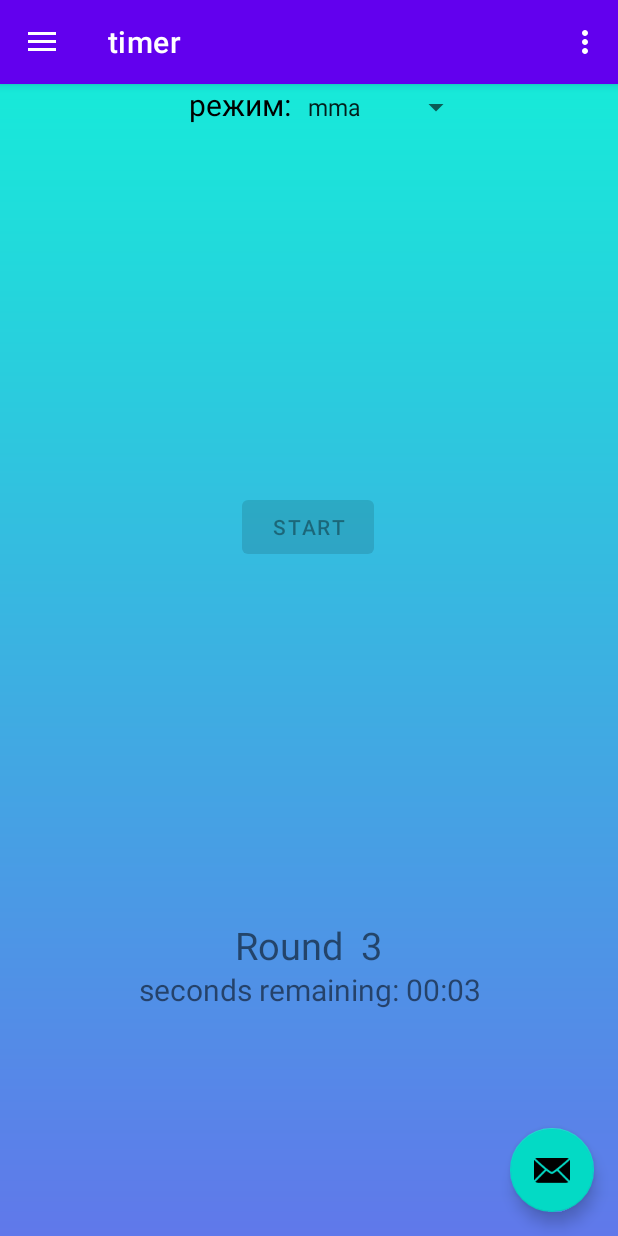
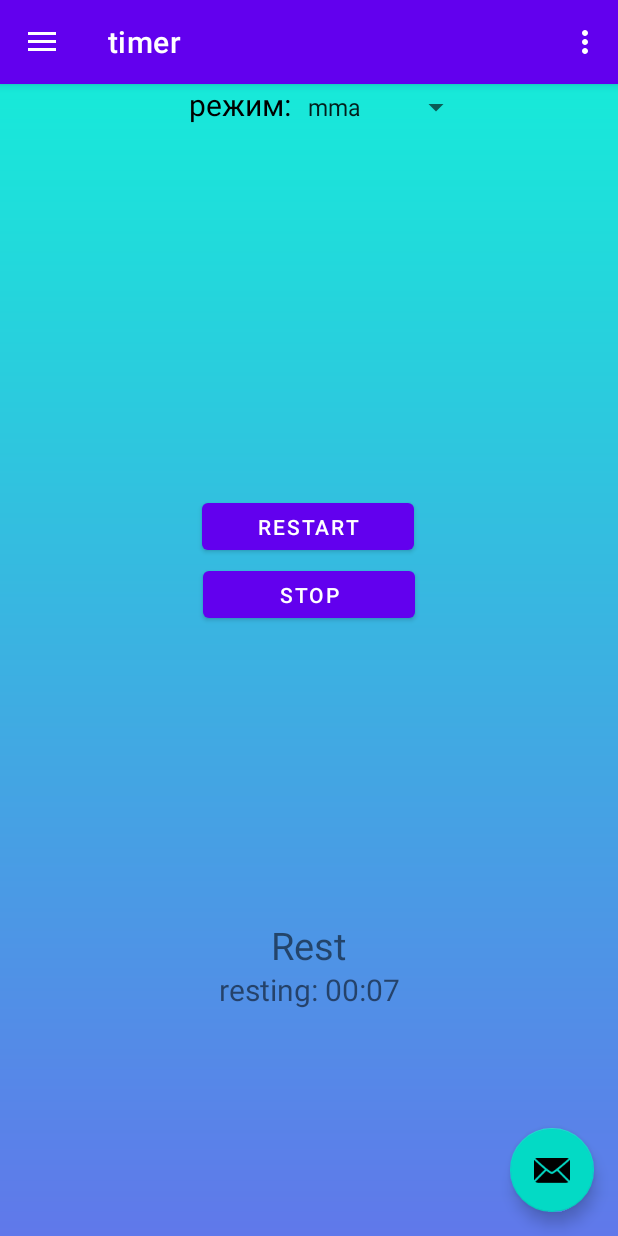
Before and after one commit to KostinMikhail/BoxingTimer, an Android app built with Jetpack Compose: the screen it shows after launch (MainActivity), in the options menu, after a tap on "Settings", on a phone screen of 412 x 824 dp. Run offline under Robolectric (Android 15) with nearby library versions, the light colour scheme and no system bars; our stand-ins replace navigation-ui.

Commit message:
round and pause stop and resume working

```diff
--- a/app/src/main/java/com/example/timeplateactivity/ui/home/HomeFragment.kt
+++ b/app/src/main/java/com/example/timeplateactivity/ui/home/HomeFragment.kt
@@ -12,6 +12,7 @@ import android.widget.Button
 import android.widget.TextView
 import android.widget.Toast
 import androidx.compose.ui.graphics.Color.Companion.Red
+import androidx.core.view.isVisible
 import androidx.fragment.app.Fragment
 import androidx.fragment.app.viewModels
 import androidx.lifecycle.ViewModelProvider
@@ -23,16 +24,38 @@ import java.text.MessageFormat.format
 import java.text.SimpleDateFormat
 import java.util.*
 import java.util.concurrent.TimeUnit
+import kotlin.properties.Delegates
 
 class HomeFragment : Fragment(R.layout.fragment_home) {
 
    private var _binding: FragmentHomeBinding? = null
    private val binding get() = _binding!!
-   var setRoundsAmount: Int = 1
+
    var timer: CountDownTimer? = null
    var timerRunning: Boolean = false
+   var timerOnRest: Boolean = false
+
+   var roundTime: Long = 4000
+   var restTime: Long = 8000
+   val tick: Long = 1000
+   var setRoundsAmount1: Int = 1
+
+   var currentRoundTime: Long? = null
+   var currentRestTime: Long? = null
+   var whatRound: Int? = null
+
+//   var timerStatus: Int = 0 //0 is for not in work, 1 is for roundTime, 2 is for restTime
 
 
+    fun resumeTimer(){
+//        timerStatus = 1
+        roundTimer(currentRoundTime!!, tick, whatRound!!)
+
+    }
+
+    fun resumeRestTimer(){
+        restTimer(currentRestTime!!, tick)
+    }
 
     override fun onCreateView(
         inflater: LayoutInflater,
@@ -51,20 +74,67 @@ class HomeFragment : Fragment(R.layout.fragment_home) {
         }
         root.setBackgroundResource(R.drawable.blue_gradient)
 
+        fun cancelTimer() {
+//            timerStatus = 0
+            timer?.cancel()
+        }
+
+
+
         binding.btnStart.setOnClickListener{
-        newTimer(4000, 3000, 1000, 1)
+        roundTimer(roundTime, tick, setRoundsAmount1)
+        timerRunning = true
+        binding.btnPause.isVisible = true
+//        timerStatus = 1
+
         if (timerRunning) {
+            binding.btnStart.setOnClickListener{
+                cancelTimer()
+                roundTimer(roundTime,tick, 1)
+                binding.btnPause.isVisible = true
+                binding.btnResume.isVisible = false
+//                timerStatus = 1
+
+            }
+
 
         }   else {
-            timerRunning = false
-            binding.btnStart.isEnabled = false
+
         }
 
+ /*       if (timerOnStop){
+
+        }   else {
+
+        }*/
+
             val amountOfRounds: TextView = binding.amountOfRounds
-            amountOfRounds.text = "Round  " + setRoundsAmount
+            amountOfRounds.text = "Round  " + setRoundsAmount1
 
                 }
+        binding.btnPause.setOnClickListener{
+            cancelTimer()
+//            timerStatus = 0
+            binding.btnStart.setText("restart")
+            binding.btnResume.isVisible = true
+
+        }
+
+
+
+        binding.btnResume.setOnClickListener{
+            if (timerOnRest){
+                resumeRestTimer()
+            } else {
+            cancelTimer()
+            resumeTimer()
+            }
+        }
+
+
+
         return root
+
 
     }
 
@@ -73,7 +143,9 @@ class HomeFragment : Fragment(R.layout.fragment_home) {
         _binding = null
 
     }
-    fun newTimer (roundTime: Long, restTime: Long, tick: Long,  setRoundsAmount: Int ){
+
+
+    fun roundTimer (roundTime: Long, tick: Long,  setRoundsAmount: Int ){
 
         var currentRound = setRoundsAmount
         binding.amountOfRounds.text = "Round  " + currentRound
@@ -81,33 +153,77 @@ class HomeFragment : Fragment(R.layout.fragment_home) {
         timer =  object : CountDownTimer(roundTime, tick) {
 
             override fun onTick(roundTime: Long) {
-                val date = Date(roundTime)
+                val round = Date(roundTime)
                 var formatter = SimpleDateFormat("mm:ss")
-                val a = formatter.format(date)
+                val a = formatter.format(round)
+                currentRoundTime = roundTime
+                whatRound = currentRound
+
+
                 binding.textHome.setText("seconds remaining: " + a)
 
+
             }
-
 
             override fun onFinish() {
                 binding.amountOfRounds.text = "Round  " + currentRound
 
                 if (currentRound < 3) {
-                    currentRound ++
-                    newTimer(roundTime, 3000,1000, currentRound )
+                    setRoundsAmount1 ++
+                    restTimer (restTime, tick)
 
                 } else {
 
                     binding.textHome.setText("done!")
                     binding.root.setBackgroundResource(R.drawable.green_gradient)
-                    binding.btnStart.isEnabled = true
-                    currentRound = 1
+//                    binding.btnStart.isEnabled = true
+                    setRoundsAmount1 = 1
                     binding.amountOfRounds.setText("start again")
-
+                    binding.btnPause.isVisible = false
+                    binding.btnResume.isVisible = false
                 }
 
             }
         }.start()
 
     }
+    fun restTimer (restTime: Long, tick: Long){
+
+        var currentRound = setRoundsAmount1
+        binding.amountOfRounds.text = "Rest"
+
+        timer =  object : CountDownTimer(restTime, tick) {
+
+            override fun onTick(restTime: Long) {
+                val rest = Date(restTime)
+                var formatter = SimpleDateFormat("mm:ss")
+                val b = formatter.format(rest)
+                binding.textHome.setText("resting: " + b)
+                currentRestTime = restTime
+                timerOnRest = true
+
+
+            }
+
+            override fun onFinish() {
+                timerOnRest = false
+                roundTimer(roundTime, tick, currentRound )
+
+            }
+        }.start()
+
+    }
+
 }
+/*
+1) сделать кнопку пауза  24.04
+2) кнопку продолжить/стоп 01.05 *так же продолжать с отдыха
+3) создать возможность настраивать раунды   08.05     читать: sqlite, room
+4) подвязать раунды к режимам 12.05
+5) изменить цвет цифр в зависимости от времени, изменить цвет режима 15.05
+6) добавить звук начала/конца раунда  17.05
+7) добавить 5 сек перед началом старта таймера 19.05
+8) добавить счётчик калорий  22.05
+
+9) раскидать всё по разным директориям (clean)
+ */
--- a/app/src/main/res/layout/fragment_home.xml
+++ b/app/src/main/res/layout/fragment_home.xml
@@ -6,6 +6,31 @@
     android:layout_height="match_parent"
     tools:context=".ui.home.HomeFragment">
 
+
+    <Button
+        android:id="@+id/btnPause"
+        android:layout_width="141dp"
+        android:layout_height="43dp"
+        android:text="stop"
+        app:layout_constraintBottom_toTopOf="@+id/text_home"
+        app:layout_constraintEnd_toEndOf="parent"
+        app:layout_constraintStart_toStartOf="parent"
+        app:layout_constraintTop_toTopOf="parent"
+        app:layout_constraintVertical_bias="0.583"
+        android:visibility="invisible"
+        />
+
+    <Button
+        android:id="@+id/btnResume"
+        android:layout_width="141dp"
+        android:layout_height="43dp"
+        android:text="resume"
+        android:visibility="invisible"
+        app:layout_constraintBottom_toTopOf="@+id/text_home"
+        app:layout_constraintEnd_toEndOf="parent"
+        app:layout_constraintStart_toStartOf="parent"
+        app:layout_constraintTop_toTopOf="parent"
+        app:layout_constraintVertical_bias="0.664" />
 
     <TextView
         android:id="@+id/text_home"
@@ -24,7 +49,7 @@
         app:layout_constraintVertical_bias="0.794" />
 
     <TextView
-        android:id="@+id/textView2"
+        android:id="@+id/profile"
         android:layout_width="71dp"
         android:layout_height="59dp"
         android:text="режим:"
@@ -55,8 +80,8 @@
 
     <Button
         android:id="@+id/btnStart"
-        android:layout_width="wrap_content"
-        android:layout_height="wrap_content"
+        android:layout_width="141dp"
+        android:layout_height="43dp"
         android:text="start"
         app:layout_constraintBottom_toTopOf="@+id/text_home"
         app:layout_constraintEnd_toEndOf="parent"
```
